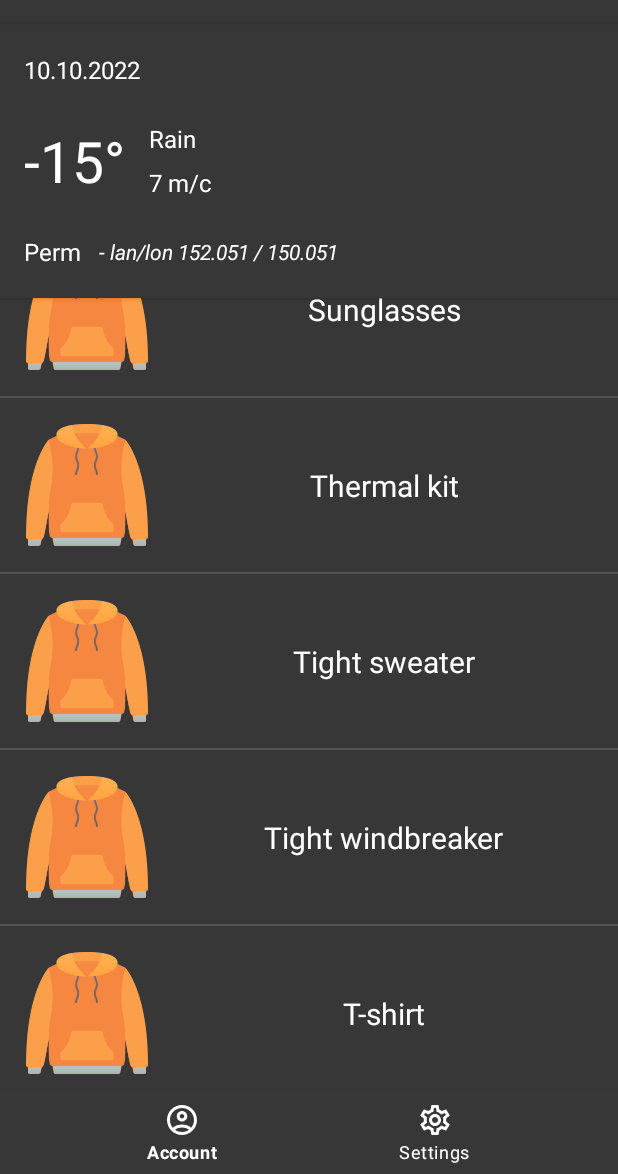
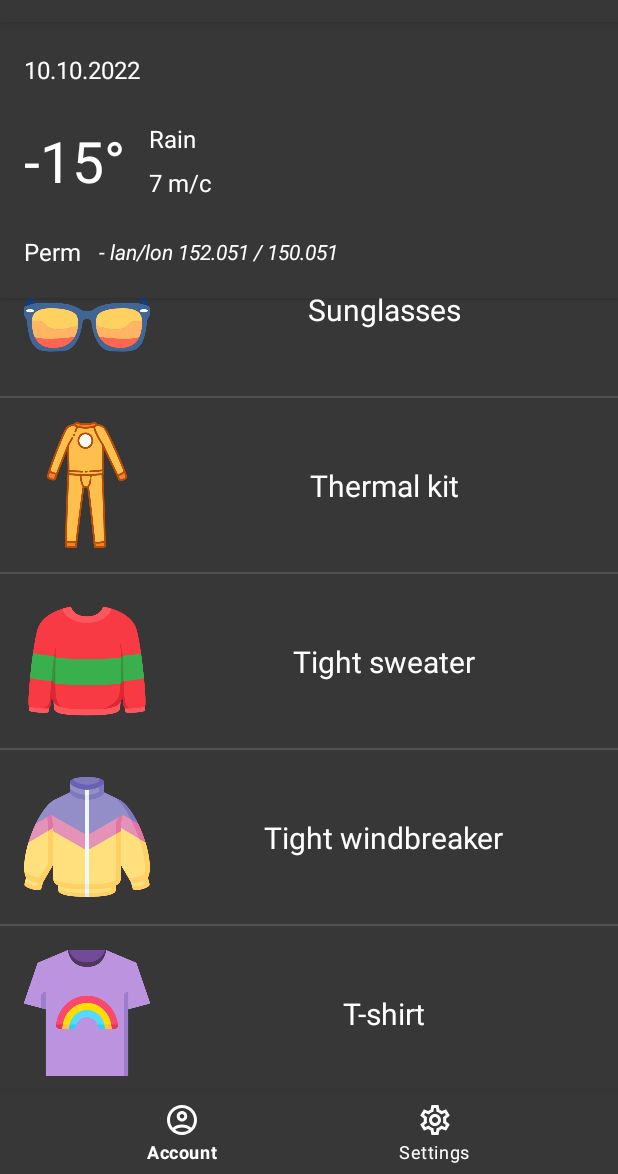
Before and after one commit to Niko185/weGarb, an Android app: the screen it shows after launch (MainActivity), scrolled down 1108 dp, on a phone screen of 412 x 824 dp, the part 62-1236 px from its top. Run offline under Robolectric (Android 15) with nearby library versions, the phone set to English and light mode, and no system bars; our stand-ins replace Picasso, Volley; pictures from the network do not load; Roboto replaces fonts that are not available here; 2 statements that could not run were skipped.

Commit message:
Done: HeadCard, Recycler, String and Image Array

```diff
--- a/app/src/main/java/com/example/wegarb/data/GarbModel.kt
+++ b/app/src/main/java/com/example/wegarb/data/GarbModel.kt
@@ -1,7 +1,9 @@
 package com.example.wegarb.data
 
+import android.graphics.drawable.Drawable
 
 
 data class GarbModel(
-    val nameGarb: String
+    val nameGarb: String,
+    val imageGarb: Int
 )
--- a/app/src/main/java/com/example/wegarb/view/adapters/GarbAdapter.kt
+++ b/app/src/main/java/com/example/wegarb/view/adapters/GarbAdapter.kt
@@ -26,7 +26,8 @@ class GarbAdapter : ListAdapter<GarbModel, GarbAdapter.ItemHolder>(ItemComparato
 
         fun setData(model: GarbModel) = with(binding) {
             tvGarb.text = model.nameGarb
-
+                //Picasso.get().load(model.imageGarb).into(imageView.setImageDrawable(model.imageGarb))
+            imageView.setImageResource(model.imageGarb)
         }
 
         companion object {
--- a/app/src/main/java/com/example/wegarb/view/fragments/AccountFragment.kt
+++ b/app/src/main/java/com/example/wegarb/view/fragments/AccountFragment.kt
@@ -22,6 +22,7 @@ import androidx.recyclerview.widget.LinearLayoutManager
 import com.android.volley.Request
 import com.android.volley.toolbox.StringRequest
 import com.android.volley.toolbox.Volley
+import com.example.wegarb.R
 import com.example.wegarb.data.GarbModel
 import com.example.wegarb.data.WeatherModel
 import com.example.wegarb.data.WeatherModelCityName
@@ -46,7 +47,7 @@ class AccountFragment : Fragment() {
     private lateinit var locationClientLauncher: FusedLocationProviderClient
     private lateinit var garbAdapter: GarbAdapter
     private val mainViewModel: MainViewModel by activityViewModels()
-    private val mListNameCloth = mutableListOf(GarbModel("Beanie"), GarbModel("Cap"), GarbModel("Gloves"), GarbModel("Hoodie"), GarbModel("Jacket"), GarbModel("Jeans"), GarbModel("Mittens"), GarbModel("Raincoat"), GarbModel("Shorts"), GarbModel("Sunglasses"), GarbModel("Thermal kit"), GarbModel("Tight sweater"), GarbModel("Tight windbreaker"), GarbModel("T-shirt"), GarbModel("Turtleneck"), GarbModel("Umbrella"), GarbModel("Windbreaker"), GarbModel("Winter scarf"))
+    private val mListNameCloth = mutableListOf(GarbModel("Beanie" ,R.drawable.garb_beanie), GarbModel("Cap", R.drawable.garb_cap), GarbModel("Gloves", R.drawable.garb_gloves), GarbModel("Hoodie",R.drawable.garb_hoodie), GarbModel("Jacket", R.drawable.garb_jacket), GarbModel("Jeans", R.drawable.garb_jeans), GarbModel("Mittens", R.drawable.garb_mittens), GarbModel("Raincoat", R.drawable.garb_raincoat), GarbModel("Shorts", R.drawable.garb_shorts), GarbModel("Sunglasses", R.drawable.garb_sunglasses), GarbModel("Thermal kit", R.drawable.garb_thermal_kit), GarbModel("Tight sweater", R.drawable.garb_tight_sweater), GarbModel("Tight windbreaker", R.drawable.garb_tight_windbreaker), GarbModel("T-shirt", R.drawable.garb_tshirt), GarbModel("Turtleneck", R.drawable.garb_turtleneck), GarbModel("Umbrella", R.drawable.garb_umbrella), GarbModel("Windbreaker", R.drawable.garb_windbreaker), GarbModel("Winter scarf", R.drawable.garb_winter_scarf))
 
 
     override fun onCreateView(
@@ -265,5 +266,4 @@ class AccountFragment : Fragment() {
         @JvmStatic
         fun newInstance() = AccountFragment()
     }
-
 }
```
